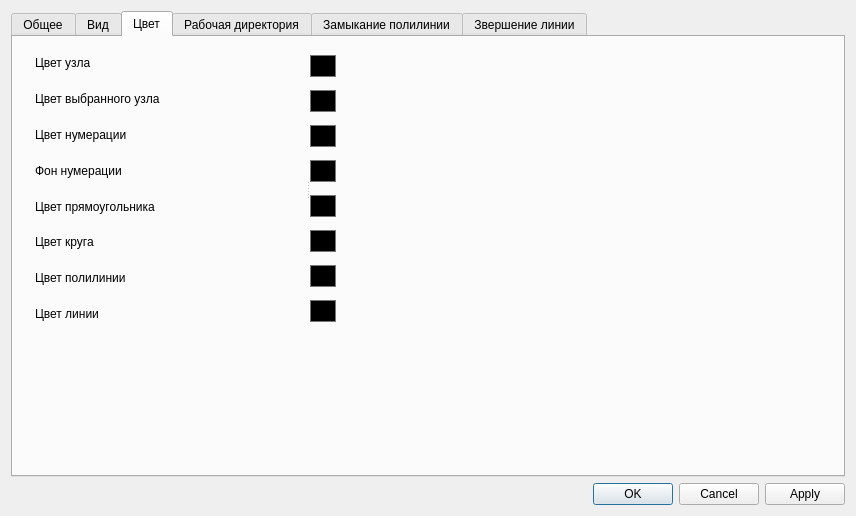
Old version of the form src/qlabelme/widgets/settings.ui in the repository mariekarelina/QLabelMe.
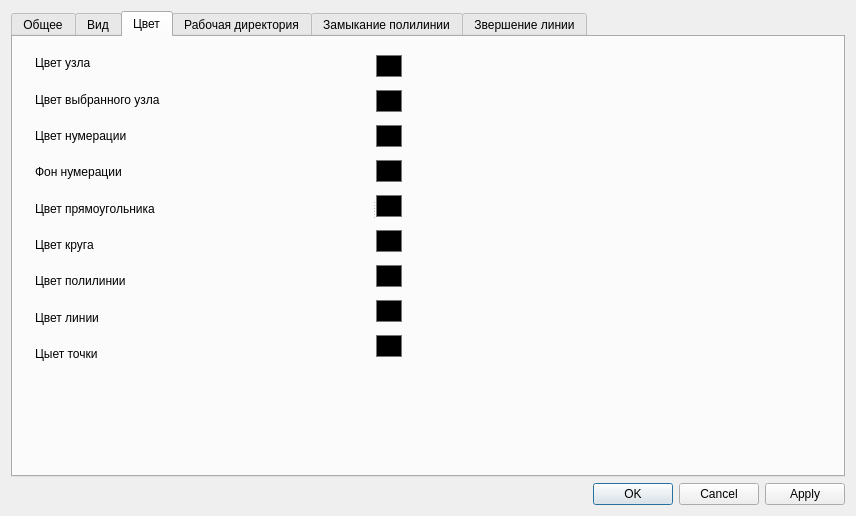
New version of the form. The open tabs and pages were chosen to show the change.

Commit message: Инструменты для точки вынесены в настройки

What changed in the file:
```diff
--- a/src/qlabelme/widgets/settings.ui
+++ b/src/qlabelme/widgets/settings.ui
@@ -125,8 +125,8 @@
         <rect>
          <x>22</x>
          <y>11</y>
-         <width>331</width>
-         <height>281</height>
+         <width>411</width>
+         <height>321</height>
         </rect>
        </property>
        <property name="orientation">
@@ -190,6 +190,13 @@
            </property>
           </widget>
          </item>
+         <item>
+          <widget class="QLabel" name="pointColor">
+           <property name="text">
+            <string>Цыет точки</string>
+           </property>
+          </widget>
+         </item>
         </layout>
        </widget>
        <widget class="QWidget" name="layoutWidget">
@@ -381,6 +388,29 @@
            </property>
           </widget>
          </item>
+         <item>
+          <widget class="QPushButton" name="pushButton_9">
+           <property name="minimumSize">
+            <size>
+             <width>26</width>
+             <height>22</height>
+            </size>
+           </property>
+           <property name="maximumSize">
+            <size>
+             <width>26</width>
+             <height>22</height>
+            </size>
+           </property>
+           <property name="styleSheet">
+            <string notr="true">border: 1px solid #777; 
+background: #000000;</string>
+           </property>
+           <property name="text">
+            <string/>
+           </property>
+          </widget>
+         </item>
         </layout>
        </widget>
       </widget>
```
Left out of the diff: 23 changed lines with no effect on the pictures. The commit also changes 10 other files.
